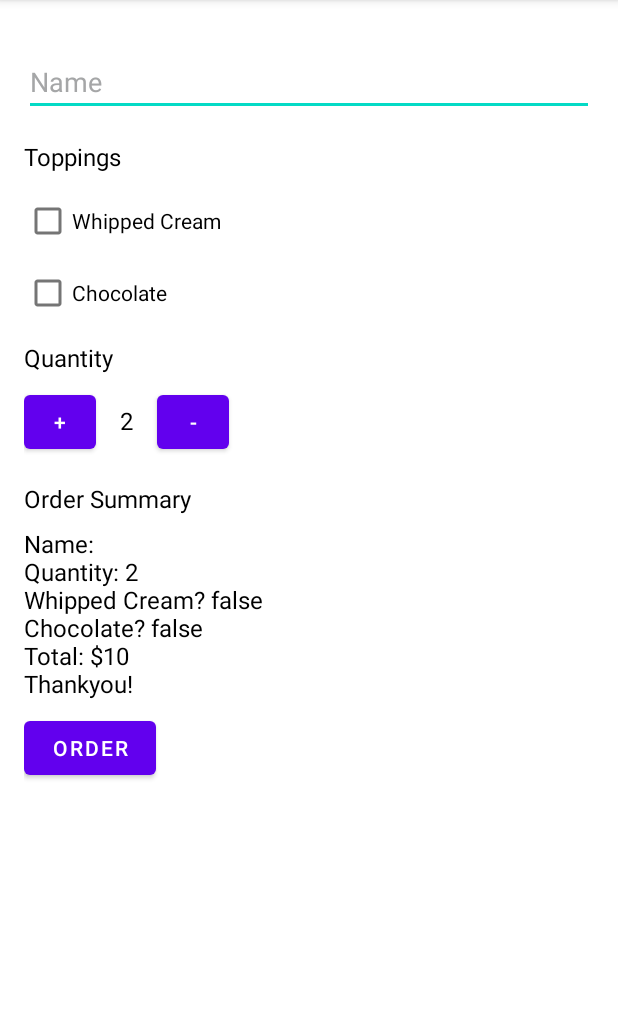
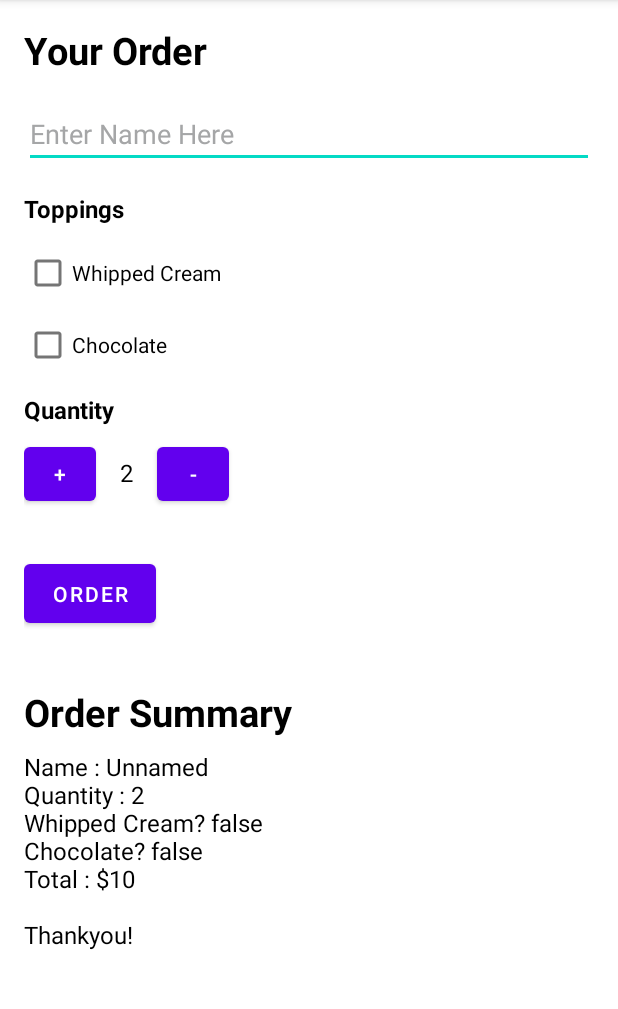
Before and after one commit to 1psrishti/Shoppee, an Android app: the screen it shows after launch (MainActivity), after a tap on "ORDER", on a phone screen of 412 x 824 dp, the part 84-1093 px from its top. Run offline under Robolectric (Android 15) with nearby library versions, the phone set to English and light mode, and no system bars.

```diff
--- a/app/src/main/java/com/example/shoppee/MainActivity.java
+++ b/app/src/main/java/com/example/shoppee/MainActivity.java
@@ -7,6 +7,8 @@ import android.view.View;
 import android.widget.CheckBox;
 import android.widget.EditText;
 import android.widget.TextView;
+import android.widget.Toast;
+
 import androidx.appcompat.app.AppCompatActivity;
 
 public class MainActivity extends AppCompatActivity {
@@ -29,6 +31,9 @@ public class MainActivity extends AppCompatActivity {
 
         EditText name = findViewById(R.id.naam);
         String text = name.getText().toString();
+        if(text.isEmpty()){
+            text = "Unnamed";
+        }
 
         int price = calculatePrice(haswc, haschoc);
 
@@ -47,7 +52,7 @@ public class MainActivity extends AppCompatActivity {
     // This method displays the given quantity value on the screen.
     private void display(int number) {
         TextView quantityTextView = findViewById(R.id.quantity_text_view);
-        quantityTextView.setText(number);
+        quantityTextView.setText(String.valueOf(number));
     }
 
     // This method displays the given text on the screen.
@@ -57,13 +62,18 @@ public class MainActivity extends AppCompatActivity {
     }
 
     public String createOrderSummary(int price, boolean bool1, boolean bool2, String name){
-        String orderSummary = "Name: " + name + "\nQuantity: " + quantity + "\nWhipped Cream? " + bool1 + "\nChocolate? " + bool2 + "\nTotal: $" + price + "\nThankyou!";
+        String orderSummary = "Name : " + name +
+                "\nQuantity : " + quantity +
+                "\nWhipped Cream? " + bool1 +
+                "\nChocolate? " + bool2 +
+                "\nTotal : $" + price +
+                "\n\nThankyou!";
         return orderSummary;
     }
 
     public void increment(View view){
         if (quantity == 100){
-            return;
+            Toast.makeText(this,"Too many drinks!",Toast.LENGTH_SHORT).show();
         } else {
             quantity = quantity + 1;
             display(quantity);
@@ -72,7 +82,7 @@ public class MainActivity extends AppCompatActivity {
 
     public void decrement(View view){
         if (quantity == 1){
-            return;
+            Toast.makeText(this,"Have a drink!",Toast.LENGTH_SHORT).show();
         }else {
             quantity = quantity - 1;
             display(quantity);
@@ -82,15 +92,14 @@ public class MainActivity extends AppCompatActivity {
     private int calculatePrice(boolean bool1, boolean bool2) {
         int price = 5;
 
-        if (bool1 == true){
+        if (bool1){
             price = price + 1;
         }
 
-        if (bool2 == true){
+        if (bool2){
             price = price + 2;
         }
 
-        int totalprice = price * quantity;
-        return totalprice;
+        return price * quantity;
     }
 }
--- a/app/src/main/res/layout/activity_main.xml
+++ b/app/src/main/res/layout/activity_main.xml
@@ -7,11 +7,19 @@
     android:padding="16dp"
     tools:context=".MainActivity">
 
+    <TextView
+        android:layout_width="wrap_content"
+        android:layout_height="wrap_content"
+        android:text="Your Order"
+        android:textStyle="bold"
+        android:textSize="25sp"
+        android:textColor="@color/black"/>
+
     <EditText
         android:id="@+id/naam"
         android:layout_width="match_parent"
         android:layout_height="wrap_content"
-        android:hint="Name"
+        android:hint="Enter Name Here"
         android:textColorHint="#A5A6A7"
         android:inputType="textCapWords"
         android:textColor="@color/black"
@@ -23,6 +31,7 @@
         android:layout_width="wrap_content"
         android:layout_height="wrap_content"
         android:layout_marginBottom="8dp"
+        android:textStyle="bold"
         android:text="@string/toppings"
         android:textColor="@color/black"
         android:textSize="16sp" />
@@ -47,6 +56,7 @@
         android:layout_height="wrap_content"
         android:layout_marginTop="8dp"
         android:layout_marginBottom="8dp"
+        android:textStyle="bold"
         android:text="@string/qtty"
         android:textColor="@color/black"
         android:textSize="16sp" />
@@ -81,13 +91,23 @@
 
     </LinearLayout>
 
+    <Button
+        android:layout_marginTop="30dp"
+        android:id="@+id/button"
+        android:padding="10dp"
+        android:layout_width="wrap_content"
+        android:layout_height="wrap_content"
+        android:onClick="submitOrder"
+        android:text="@string/order" />
+
     <TextView
         android:layout_width="wrap_content"
         android:layout_height="wrap_content"
-        android:layout_marginTop="16dp"
+        android:layout_marginTop="36dp"
         android:text="@string/os"
         android:textColor="@color/black"
-        android:textSize="16sp" />
+        android:textSize="25sp"
+        android:textStyle="bold"/>
 
     <TextView
         android:id="@+id/order_summary_text_view"
@@ -99,11 +119,6 @@
         android:textColor="@color/black"
         android:textSize="16sp" />
 
-    <Button
-        android:id="@+id/button"
-        android:layout_width="wrap_content"
-        android:layout_height="wrap_content"
-        android:onClick="submitOrder"
-        android:text="@string/order" />
+
 
 </LinearLayout>
--- a/build.gradle
+++ b/build.gradle
@@ -5,7 +5,7 @@ buildscript {
         jcenter()
     }
     dependencies {
-        classpath "com.android.tools.build:gradle:4.1.0"
+        classpath 'com.android.tools.build:gradle:4.1.2'
 
         // NOTE: Do not place your application dependencies here; they belong
         // in the individual module build.gradle files
```
Also changed, not shown: 1 other file.
